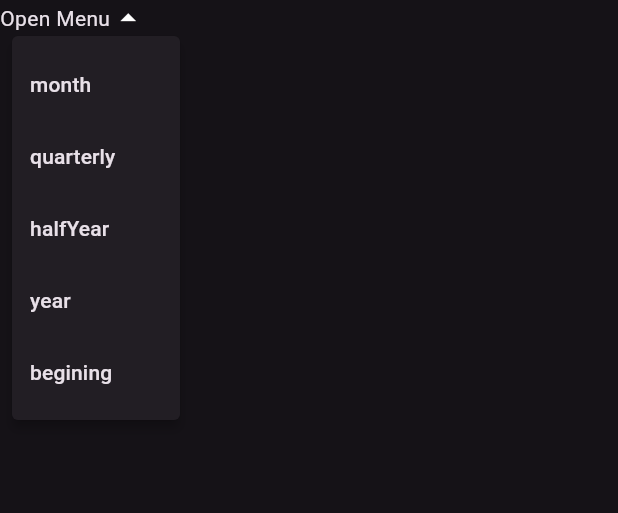
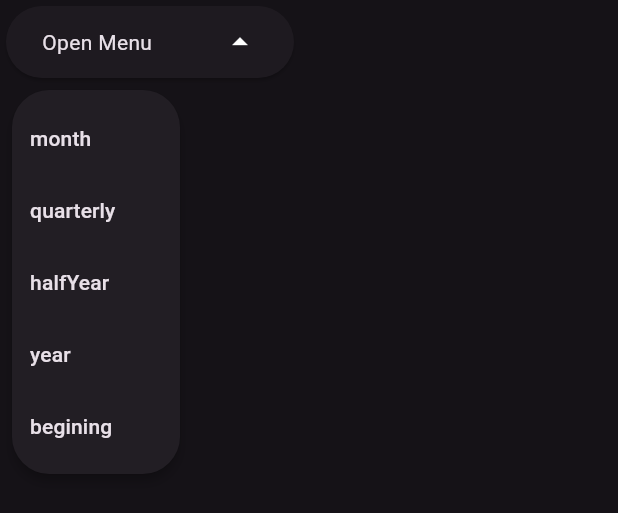
Before and after one commit to Kurczaak/Weight-Tracker, a Flutter app: the PeriodSelector widget shown alone on an empty page, opened directly with empty values, after a tap on "Open Menu", on a phone screen of 412 x 824 dp. Shown: the top 513 px of the screen. Run offline on Flutter 3.47's test engine with Material 2 defaults, Android fonts, the phone set to English and light mode, and no system bars; our stand-ins replace dartz, device_preview, flutter_hooks, flutter_riverpod, freezed_annotation, isar and 2 more; accounts and stored records are empty; generated files the repository leaves out were written again.

Commit message:
chore: refactor period selector

```diff
--- a/lib/src/presentation/feature/period_selector/period_selector.dart
+++ b/lib/src/presentation/common/widget/period_selector/period_selector.dart
@@ -1,6 +1,8 @@
 import 'package:flutter/material.dart';
 import 'package:flutter_hooks/flutter_hooks.dart';
-import 'package:simple_weight_tracker/src/presentation/feature/period_selector/model/selected_period.dart';
+import 'package:simple_weight_tracker/src/presentation/common/widget/base_card.dart';
+import 'package:simple_weight_tracker/src/presentation/common/widget/period_selector/model/selected_period.dart';
+import 'package:simple_weight_tracker/src/presentation/styleguide/app_dimens.dart';
 
 class PeriodSelector extends HookWidget {
   const PeriodSelector({
@@ -27,6 +29,10 @@ class PeriodSelector extends HookWidget {
 
     return PopupMenuButton<SelectedPeriod>(
       position: PopupMenuPosition.under,
+      offset: const Offset(AppDimens.padding2, AppDimens.padding4),
+      shape: RoundedRectangleBorder(
+        borderRadius: BorderRadius.circular(AppDimens.baseRadius),
+      ),
       tooltip: tooltip,
       itemBuilder: (context) => SelectedPeriod.values
           .map(
@@ -39,11 +45,21 @@ class PeriodSelector extends HookWidget {
       onSelected: handleOnSelected,
       onOpened: () => isOpened.value = true,
       onCanceled: () => isOpened.value = false,
-      child: Row(
-        children: [
-          Text(selectedPeriod.value?.name ?? 'Open Menu'),
-          Icon(isOpened.value ? Icons.arrow_drop_up : Icons.arrow_drop_down)
-        ],
+      child: BaseCard(
+        width: AppDimens.periodPickerWidth,
+        padding: const EdgeInsets.symmetric(
+          horizontal: AppDimens.paddingLarge,
+          vertical: AppDimens.paddingMedium,
+        ),
+        child: Row(
+          mainAxisAlignment: MainAxisAlignment.center,
+          mainAxisSize: MainAxisSize.min,
+          children: [
+            Text(selectedPeriod.value?.name ?? 'Open Menu'),
+            const Spacer(),
+            Icon(isOpened.value ? Icons.arrow_drop_up : Icons.arrow_drop_down)
+          ],
+        ),
       ),
     );
   }
```
Also changed, not shown: lib/src/presentation/common/widget/period_selector/model/selected_period.dart (renamed from lib/src/presentation/feature/period_selector/model/selected_period.dart).
